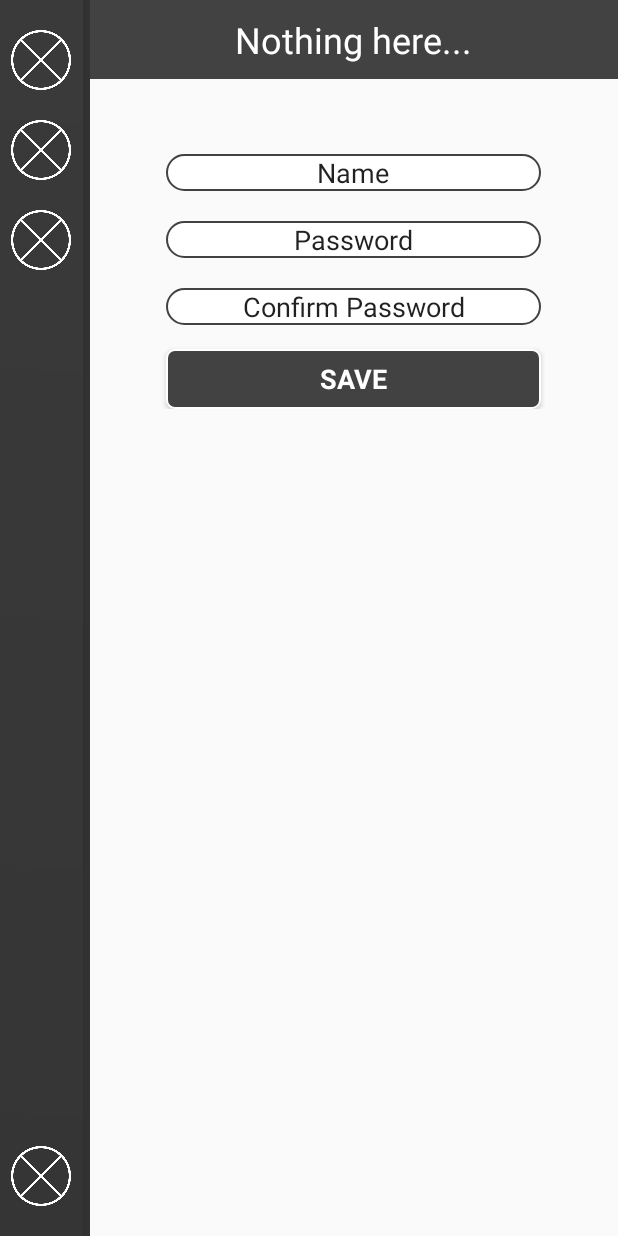
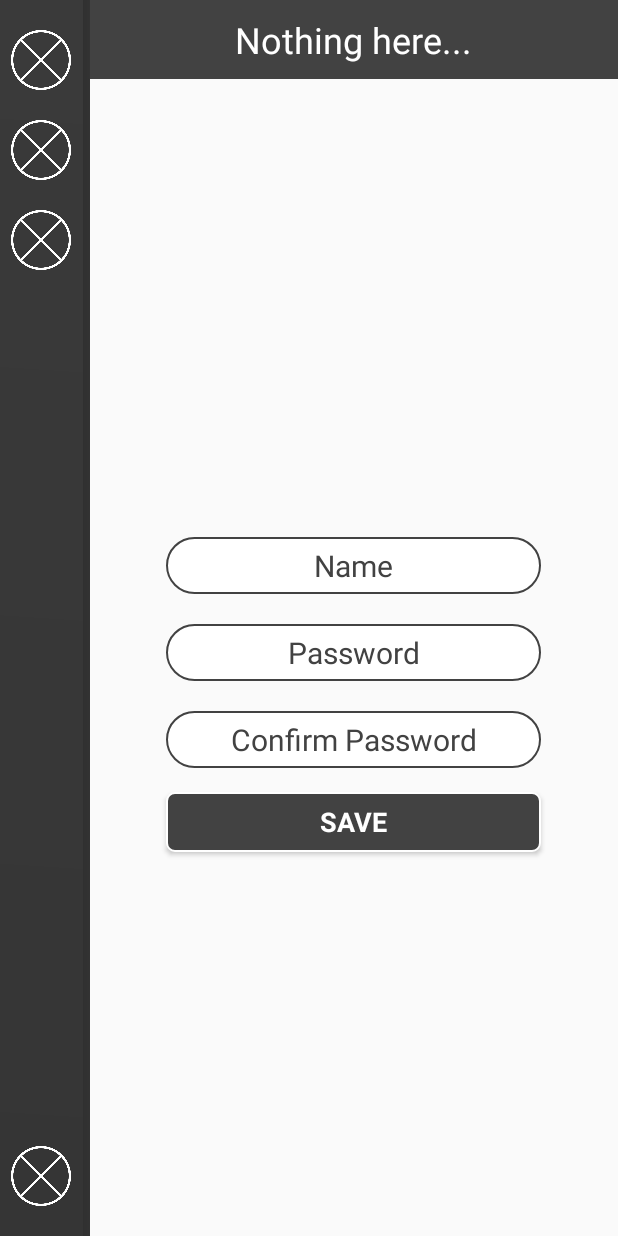
Before and after one commit to Jie-He/ATracker, an Android app: the fragment SettingFragment placed in its activity, on a phone screen of 412 x 824 dp. Run offline under Robolectric (Android 15) with nearby library versions, the phone set to English and light mode, and no system bars.

Commit message:
Just Testing
Test what happens when you pull this

```diff
--- a/app/src/main/java/com/example/jiehe/atracker/MainActivity.java
+++ b/app/src/main/java/com/example/jiehe/atracker/MainActivity.java
@@ -79,7 +79,7 @@ public class MainActivity extends AppCompatActivity {
         switch (id){
             case 1:
                 btnTimer.setBackgroundColor(Color.GRAY);
-                target = mainTimerFrag; lblTitleBar.setText("Log your activity");break;
+                target = mainTimerFrag; lblTitleBar.setText("Activity");break;
             case 2:
                 btnGraph.setBackgroundColor(Color.GRAY);
                 target = mainGraphFrag;lblTitleBar.setText("Dashboard");break;
@@ -88,7 +88,7 @@ public class MainActivity extends AppCompatActivity {
                 target = mainSettingFrag;lblTitleBar.setText("Settings");break;
             case 4:
                 btnGoal.setBackgroundColor(Color.GRAY);
-                target = mainGoalFrag;lblTitleBar.setText("Settings");break;
+                target = mainGoalFrag;lblTitleBar.setText("Goals");break;
 
         }
         FragmentManager fm = getSupportFragmentManager();
--- a/app/src/main/res/layout/activity_login.xml
+++ b/app/src/main/res/layout/activity_login.xml
@@ -42,7 +42,6 @@
                     android:layout_height="wrap_content"
                     android:imeActionId="6"
                     android:background="@drawable/textshape"
-                    android:imeActionLabel="@string/action_sign_in_short"
                     android:imeOptions="actionUnspecified"
                     android:inputType="textPassword"
                     android:maxLines="1"
--- a/app/src/main/res/layout/frag_setting.xml
+++ b/app/src/main/res/layout/frag_setting.xml
@@ -2,20 +2,23 @@
     <LinearLayout
         xmlns:android="http://schemas.android.com/apk/res/android"
         android:layout_width="match_parent"
-        android:layout_height="wrap_content"
+        android:layout_height="match_parent"
         android:orientation="vertical"
-        android:gravity="center_horizontal">
+         android:gravity="center">
 
         <EditText
             android:layout_marginTop="50dp"
             android:id="@+id/nametext"
             android:layout_width="250dp"
             android:layout_height="wrap_content"
-            android:layout_weight=".70"
             android:ems="10"
             android:inputType="textPersonName"
             android:background="@drawable/textshape"
             android:textAlignment="center"
+            android:textColor="#424242"
+            android:textSize="20dp"
+            android:paddingTop="5dp"
+            android:paddingBottom="5dp"
             android:text="Name" />
 
 
@@ -24,10 +27,13 @@
             android:id="@+id/passtxt"
             android:layout_width="250dp"
             android:layout_height="wrap_content"
-            android:layout_weight=".70"
             android:ems="10"
             android:inputType="textPersonName"
             android:background="@drawable/textshape"
+            android:textColor="#424242"
+            android:textSize="20dp"
+            android:paddingTop="5dp"
+            android:paddingBottom="5dp"
             android:textAlignment="center"
             android:text="Password" />
         <EditText
@@ -35,14 +41,17 @@
             android:id="@+id/conpasstxt"
             android:layout_width="250dp"
             android:layout_height="wrap_content"
-            android:layout_weight=".70"
             android:ems="10"
             android:inputType="textPersonName"
             android:background="@drawable/textshape"
             android:textAlignment="center"
+            android:textColor="#424242"
+            android:textSize="20dp"
+            android:paddingTop="5dp"
+            android:paddingBottom="5dp"
             android:text="Confirm Password" />
         <Button
-            android:id="@+id/btnUnlock"
+            android:id="@+id/btnSave"
             style="?android:textAppearanceSmall"
             android:layout_width="250dp"
             android:layout_height="wrap_content"
@@ -53,4 +62,5 @@
             android:textSize="18dp"
             android:textColor="@color/textshapeback"
             android:background="@drawable/buttonshape"/>
-    </LinearLayout>
+
+</LinearLayout>
```
